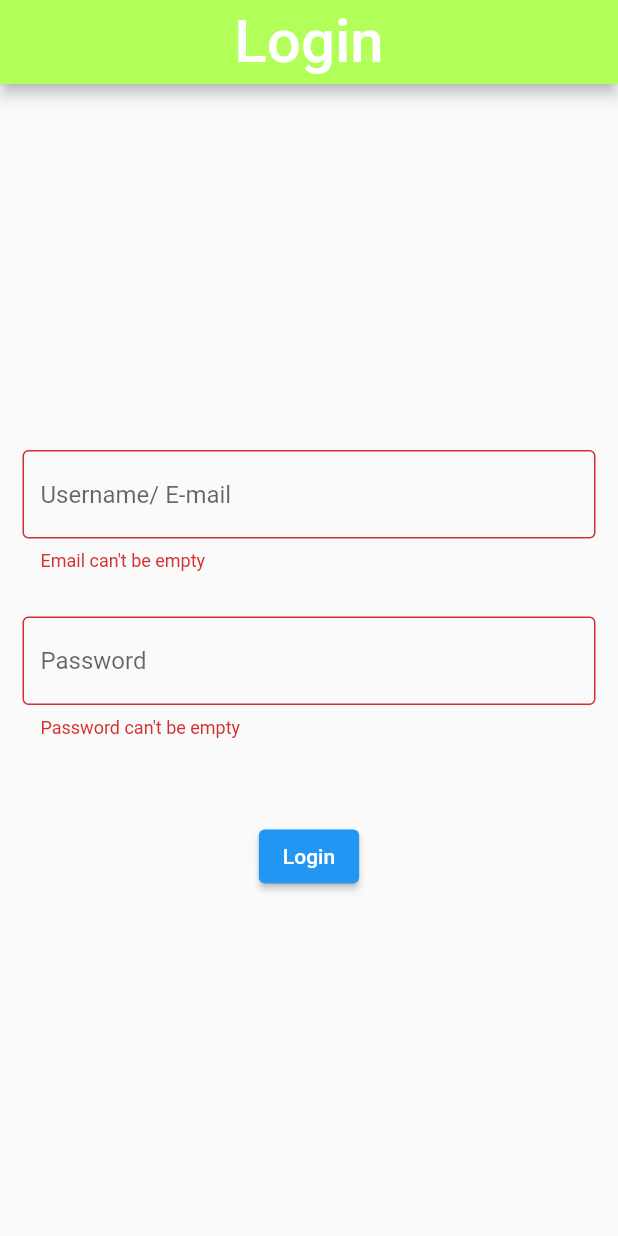
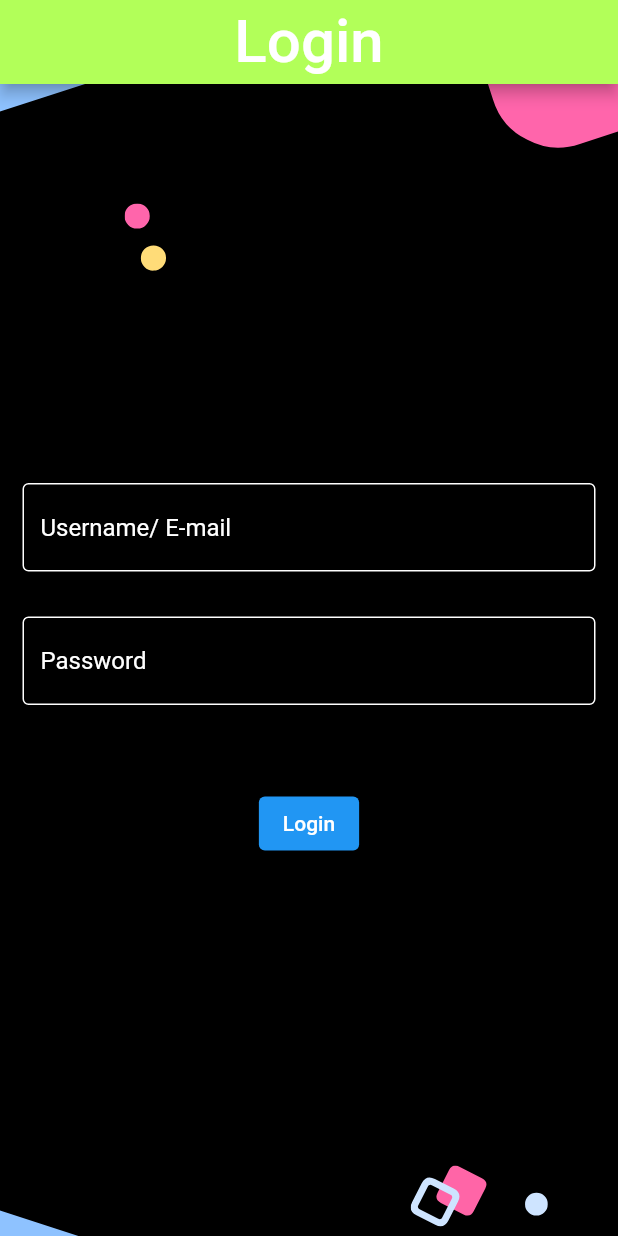
Before and after one commit to faraz3796/bsection, a Flutter app: the screen it shows after launch, after a tap on "Login", on a phone screen of 412 x 824 dp. Run offline on Flutter 3.47's test engine with Material 2 defaults, Android fonts, the phone set to English and light mode, and no system bars; our stand-ins replace email_validator, flutter_svg.

Commit message:
stack done

```diff
--- a/lib/ui/login.dart
+++ b/lib/ui/login.dart
@@ -1,10 +1,20 @@
 import 'package:email_validator/email_validator.dart';
 import 'package:flutter/material.dart';
+import 'package:flutter_svg/svg.dart';
 
-class LoginScreen extends StatelessWidget {
-  LoginScreen({Key? key}) : super(key: key);
+class LoginScreen extends StatefulWidget {
+  const LoginScreen({Key? key}) : super(key: key);
 
+  @override
+  State<LoginScreen> createState() => _LoginScreenState();
+}
+
+class _LoginScreenState extends State<LoginScreen> {
   final GlobalKey<FormState> _formKey = GlobalKey<FormState>();
+
+  TextEditingController email = TextEditingController();
+
+  TextEditingController password = TextEditingController();
 
   @override
   Widget build(BuildContext context) {
@@ -18,7 +28,16 @@ class LoginScreen extends StatelessWidget {
         backgroundColor: Colors.lightGreenAccent,
       ),
       body: Center(
-        child: Column(
+        child: Stack(children: [
+          SizedBox(
+            width: MediaQuery.of(context).size.width,
+            height: MediaQuery.of(context).size.height,
+            child: SvgPicture.asset(
+              "assets/splashback.svg",
+              fit: BoxFit.cover,
+            ),
+          ),
+          Column(
             mainAxisAlignment: MainAxisAlignment.center,
             children: [
               Form(
@@ -28,6 +47,13 @@ class LoginScreen extends StatelessWidget {
                       Padding(
                         padding: const EdgeInsets.all(15.0),
                         child: TextFormField(
+                          style: const TextStyle(color: Colors.white),
+                          controller: email,
+                          // onChanged: (v) {
+                          //   setState(() {
+                          //     password.text = email.text;
+                          //   });
+                          // },
                           validator: (v) {
                             if (v!.isEmpty) {
                               return "Email can't be empty";
@@ -39,15 +65,19 @@ class LoginScreen extends StatelessWidget {
                           },
                           keyboardType: TextInputType.emailAddress,
                           decoration: const InputDecoration(
+                              enabledBorder: OutlineInputBorder(
+                                  borderSide: BorderSide(color: Colors.white)),
                               border: OutlineInputBorder(),
-                            hintText: "Username/ E-mail "),
+                              hintText: "Username/ E-mail ",
+                              hintStyle: TextStyle(color: Colors.white)),
                         ),
                       ),
                       Padding(
                         padding: const EdgeInsets.all(15.0),
                         child: TextFormField(
-                        obscuringCharacter: "#",
-                        obscureText: true,
+                          controller: password,
+                          //obscuringCharacter: "#",
+                          //obscureText: true,
                           validator: (v) {
                             if (v!.isEmpty) {
                               return "Password can't be empty";
@@ -55,8 +85,14 @@ class LoginScreen extends StatelessWidget {
                             return null;
                           },
                           keyboardType: TextInputType.emailAddress,
+
                           decoration: const InputDecoration(
-                            border: OutlineInputBorder(), hintText: "Password"),
+                              enabledBorder: OutlineInputBorder(
+                                  borderSide: BorderSide(color: Colors.white)),
+                              border: OutlineInputBorder(
+                                  borderSide: BorderSide(color: Colors.white)),
+                              hintText: "Password",
+                              hintStyle: TextStyle(color: Colors.white)),
                         ),
                       ),
                       const SizedBox(
@@ -64,15 +100,16 @@ class LoginScreen extends StatelessWidget {
                       ),
                       ElevatedButton(
                           onPressed: () {
-                          if (_formKey.currentState!.validate()) {
-                            print("Validated");
-                          }
+                            setState(() {
+                              password.text = email.text;
+                            });
                           },
                           child: const Text("Login"))
                     ],
                   ))
             ],
           ),
+        ]),
       ),
     );
   }
--- a/pubspec.yaml
+++ b/pubspec.yaml
@@ -35,6 +35,7 @@ dependencies:
   # Use with the CupertinoIcons class for iOS style icons.
   cupertino_icons: ^1.0.2
   email_validator: ^2.0.1
+  flutter_svg: ^1.1.0
 
 dev_dependencies:
   flutter_test:
```
Also changed, not shown: assets/splashback.svg (added), pubspec.lock. Lines whose indentation alone changed are shown as unchanged.
